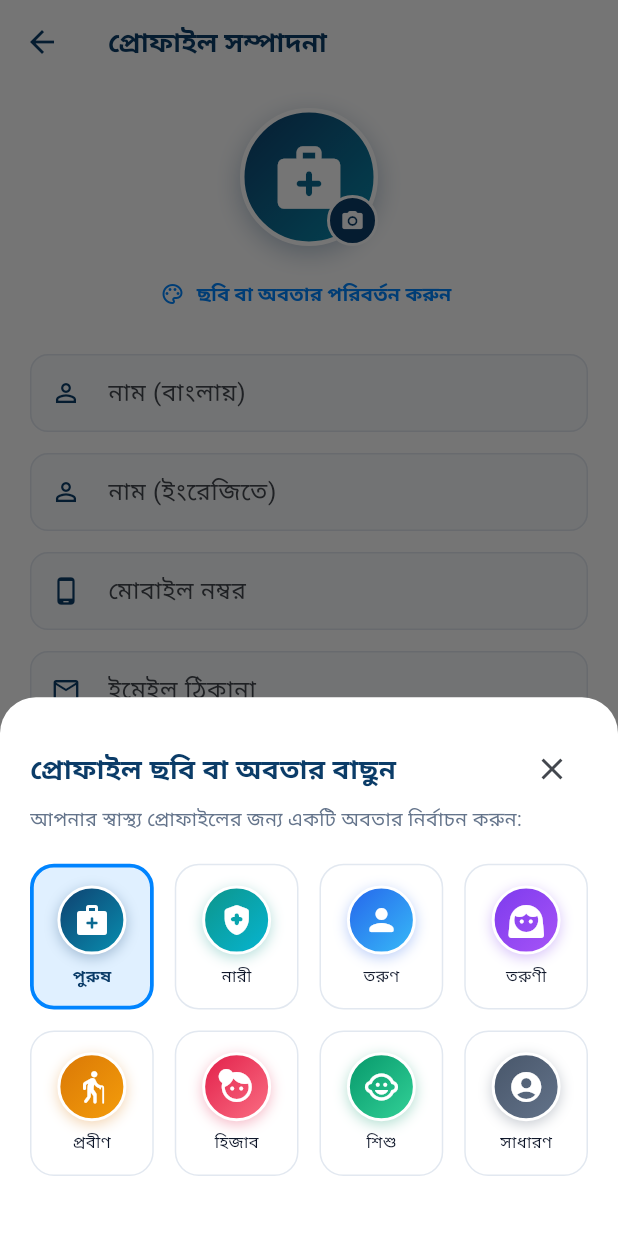
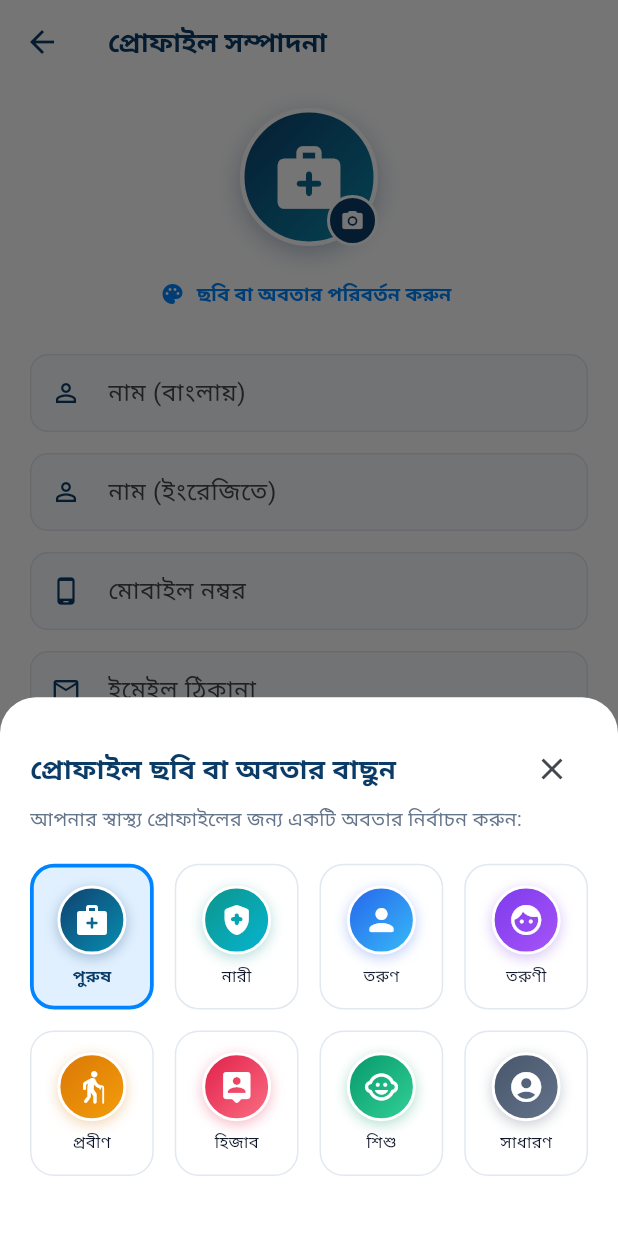
Before and after one commit to Sakhawathossen04/-Sasthyaloy-, a Flutter app: the EditProfileScreen screen opened directly, after a tap on "ছবি বা অবতার পরিবর্তন করুন", on a phone screen of 412 x 824 dp. Run offline on Flutter 3.47's test engine with Material 3 defaults, Android fonts, the phone set to English and light mode, and no system bars; statements that could not run were skipped.

Commit message:
fix(icons): replace non-standard Material icon getters with universal Flutter icons and enhance CI logs

```diff
--- a/lib/features/auth/presentation/screens/edit_profile_screen.dart
+++ b/lib/features/auth/presentation/screens/edit_profile_screen.dart
@@ -292,7 +292,7 @@ class _EditProfileScreenState extends State<EditProfileScreen> {
             Center(
               child: TextButton.icon(
                 onPressed: () => _showAvatarPickerModal(context, isBn),
-                icon: const Icon(Icons.palette_outlined, size: 16, color: AppColors.brandCyan),
+                icon: const Icon(Icons.palette, size: 16, color: AppColors.brandCyan),
                 label: Text(
                   isBn ? 'ছবি বা অবতার পরিবর্তন করুন' : 'Change Avatar',
                   style: const TextStyle(
@@ -396,7 +396,7 @@ class _EditProfileScreenState extends State<EditProfileScreen> {
               controller: _emergencyController,
               label: isBn ? 'জরুরি যোগাযোগের নম্বর' : 'Emergency Contact',
               hint: '+880 1819-876543',
-              icon: Icons.emergency_outlined,
+              icon: Icons.phone_in_talk_outlined,
               keyboardType: TextInputType.phone,
             ),
             const SizedBox(height: 14),
--- a/lib/features/auth/presentation/widgets/profile_avatar_widget.dart
+++ b/lib/features/auth/presentation/widgets/profile_avatar_widget.dart
@@ -46,7 +46,7 @@ class ProfileAvatarInfo {
       id: 'avatar_4',
       titleBn: 'তরুণী রোগী',
       titleEn: 'Female Patient',
-      icon: Icons.face_3_rounded,
+      icon: Icons.face_rounded,
       primaryColor: Color(0xFF7C3AED),
       secondaryColor: Color(0xFFA855F7),
     ),
@@ -62,7 +62,7 @@ class ProfileAvatarInfo {
       id: 'avatar_6',
       titleBn: 'হিজাব পরিহিতা',
       titleEn: 'Modest Patient',
-      icon: Icons.face_4_rounded,
+      icon: Icons.person_pin_rounded,
       primaryColor: Color(0xFFE11D48),
       secondaryColor: Color(0xFFFB7185),
     ),
--- a/lib/features/menu/presentation/screens/menu_screen.dart
+++ b/lib/features/menu/presentation/screens/menu_screen.dart
@@ -372,7 +372,7 @@ class _MenuScreenState extends State<MenuScreen> {
                     color: AppColors.brandCyan.withOpacity(0.12),
                     shape: BoxShape.circle,
                   ),
-                  child: const Icon(Icons.group_add_outlined, color: AppColors.brandCyan, size: 22),
+                  child: const Icon(Icons.group_add, color: AppColors.brandCyan, size: 22),
                 ),
                 const SizedBox(width: 12),
                 Expanded(
@@ -805,7 +805,7 @@ class _MenuScreenState extends State<MenuScreen> {
         children: [
           Row(
             children: [
-              const Icon(Icons.lock_person_outlined, color: AppColors.primaryNavy, size: 24),
+              const Icon(Icons.lock_outline, color: AppColors.primaryNavy, size: 24),
               const SizedBox(width: 10),
               Text(
                 isBn ? 'লগইন করে সম্পূর্ণ সেবা গ্রহণ করুন' : 'Sign in to access your records',
```
Also changed, not shown: 2 other files.
